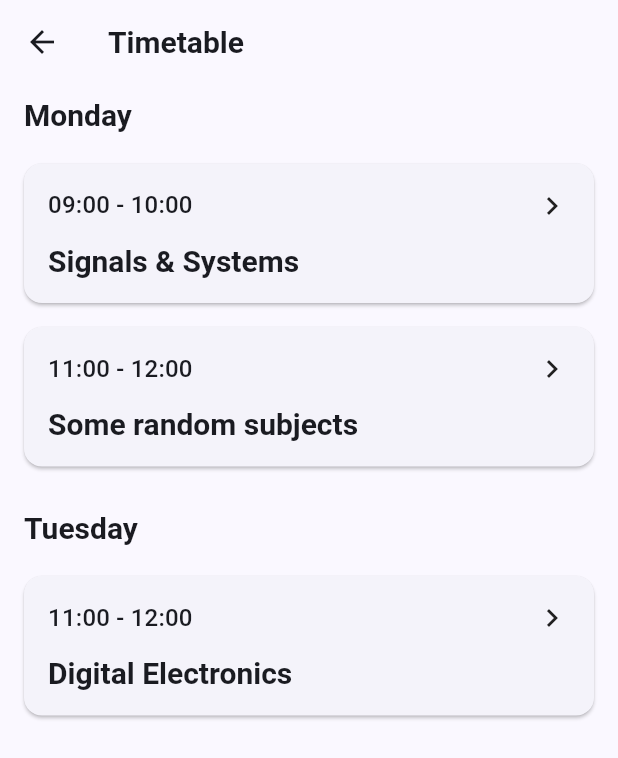
After one commit to Prajwal-747/Atlas, a Flutter app: the screen it shows after launch, after a tap on "Today's Classes", on a phone screen of 412 x 824 dp. The commit adds this screen. Shown: the top 758 px of the screen. Run offline on Flutter 3.47's test engine with Material 3 defaults, Android fonts, the phone set to English and light mode, and no system bars; our stand-ins replace go_router.

Commit message:
Implement timetable feature

```diff
--- /dev/null
+++ b/frontend/lib/core/widgets/app_page_scaffold.dart
@@ -0,0 +1,16 @@
+import 'package:flutter/material.dart';
+
+class AppPageScaffold extends StatelessWidget {
+  final String title;
+  final Widget child;
+
+  const AppPageScaffold({super.key, required this.title, required this.child});
+
+  @override
+  Widget build(BuildContext context) {
+    return Scaffold(
+      appBar: AppBar(title: Text(title)),
+      body: child,
+    );
+  }
+}
--- a/frontend/lib/features/dashboard/presentation/pages/dashboard_page.dart
+++ b/frontend/lib/features/dashboard/presentation/pages/dashboard_page.dart
@@ -4,6 +4,7 @@ import 'package:frontend/core/constants/app_spacing.dart';
 import 'package:frontend/features/dashboard/presentation/widgets/dashboard_header.dart';
 import 'package:frontend/features/dashboard/presentation/widgets/todays_classes_card.dart';
 import 'package:frontend/features/dashboard/presentation/widgets/attendance_summary_card.dart';
+import 'package:frontend/features/timetable/presentation/pages/timetable_page.dart';
 
 class DashboardPage extends StatelessWidget {
   const DashboardPage({super.key});
@@ -17,7 +18,14 @@ class DashboardPage extends StatelessWidget {
           const SizedBox(height: AppSpacing.lg),
           const AttendanceSummaryCard(),
           const SizedBox(height: AppSpacing.lg),
-          const TodaysClassesCard(),
+          TodaysClassesCard(
+            onTap: () {
+              Navigator.push(
+                context,
+                MaterialPageRoute(builder: (_) => const TimetablePage()),
+              );
+            },
+          ),
         ],
       ),
     );
--- a/frontend/lib/features/dashboard/presentation/widgets/todays_classes_card.dart
+++ b/frontend/lib/features/dashboard/presentation/widgets/todays_classes_card.dart
@@ -3,11 +3,15 @@ import 'package:frontend/core/constants/app_spacing.dart';
 import 'package:frontend/core/widgets/section_title.dart';
 
 class TodaysClassesCard extends StatelessWidget {
-  const TodaysClassesCard({super.key});
+  final VoidCallback? onTap;
+  const TodaysClassesCard({super.key, this.onTap});
 
   @override
   Widget build(BuildContext context) {
     return Card(
+      child: InkWell(
+        borderRadius: BorderRadius.circular(12),
+        onTap: onTap,
         child: Padding(
           padding: const EdgeInsets.all(AppSpacing.md),
           child: Column(
@@ -33,6 +37,7 @@ class TodaysClassesCard extends StatelessWidget {
             ],
           ),
         ),
+      ),
     );
   }
 }
--- a/frontend/lib/features/subjects/presentation/pages/subject_page.dart
+++ b/frontend/lib/features/subjects/presentation/pages/subject_page.dart
@@ -3,6 +3,7 @@ import 'package:frontend/features/subjects/domain/entities/subject.dart';
 import 'package:frontend/features/subjects/presentation/widgets/subject_action_tile.dart';
 import 'package:frontend/features/subjects/presentation/widgets/subject_action_list.dart';
 import 'package:frontend/features/subjects/presentation/widgets/subject_header.dart';
+import 'package:frontend/features/timetable/presentation/pages/timetable_page.dart';
 
 class SubjectPage extends StatelessWidget {
   final Subject subject;
--- /dev/null
+++ b/frontend/lib/features/timetable/data/datasources/mock_timetable_data.dart
@@ -0,0 +1,32 @@
+import '../../domain/entities/class_session.dart';
+import '../../domain/entities/day_of_week.dart';
+import '../../domain/entities/time_of_day_model.dart';
+
+final List<ClassSession> mockSessions = [
+  ClassSession(
+    id: '1',
+    subjectId: '1',
+    subjectName: 'Signals & Systems',
+    dayOfWeek: DayOfWeek.monday,
+    startTime: const TimeOfDayModel(hour: 9, minute: 0),
+    endTime: const TimeOfDayModel(hour: 10, minute: 0),
+  ),
+
+  ClassSession(
+    id: '2',
+    subjectId: '2',
+    subjectName: 'Digital Electronics',
+    dayOfWeek: DayOfWeek.tuesday,
+    startTime: const TimeOfDayModel(hour: 11, minute: 0),
+    endTime: const TimeOfDayModel(hour: 12, minute: 0),
+  ),
+
+  ClassSession(
+    id: '3',
+    subjectId: '3',
+    subjectName: 'Some random subjects',
+    dayOfWeek: DayOfWeek.monday,
+    startTime: const TimeOfDayModel(hour: 11, minute: 0),
+    endTime: const TimeOfDayModel(hour: 12, minute: 0),
+  ),
+];
--- /dev/null
+++ b/frontend/lib/features/timetable/data/repositories/mock_timetable_repository.dart
@@ -0,0 +1,36 @@
+import 'package:frontend/features/timetable/data/datasources/mock_timetable_data.dart';
+import 'package:frontend/features/timetable/domain/entities/class_session.dart';
+import 'package:frontend/features/timetable/domain/entities/day_of_week.dart';
+import 'package:frontend/features/timetable/domain/repositories/timetable_repository.dart';
+
+class MockTimetableRepository implements TimetableRepository {
+  @override
+  Future<List<ClassSession>> getAllSessions() async {
+    return mockSessions;
+  }
+
+  @override
+  Future<List<ClassSession>> getSessionsForDay(DayOfWeek day) async {
+    return mockSessions.where((session) => session.dayOfWeek == day).toList();
+  }
+
+  @override
+  Future<void> addSession(ClassSession session) async {
+    mockSessions.add(session);
+  }
+
+  @override
+  Future<void> updateSession(ClassSession session) async {
+    final index = mockSessions.indexWhere(
+      (existingSession) => existingSession.id == session.id,
+    );
+    if (index != -1) {
+      mockSessions[index] = session;
+    }
+  }
+
+  @override
+  Future<void> deleteSession(String id) async {
+    mockSessions.removeWhere((session) => session.id == id);
+  }
+}
--- /dev/null
+++ b/frontend/lib/features/timetable/domain/entities/class_session.dart
@@ -0,0 +1,22 @@
+import 'day_of_week.dart';
+import 'time_of_day_model.dart';
+
+class ClassSession {
+  final String id;
+  final String subjectId;
+  final String subjectName;
+
+  final DayOfWeek dayOfWeek;
+
+  final TimeOfDayModel startTime;
+  final TimeOfDayModel endTime;
+
+  const ClassSession({
+    required this.id,
+    required this.subjectId,
+    required this.subjectName,
+    required this.dayOfWeek,
+    required this.startTime,
+    required this.endTime,
+  });
+}
--- /dev/null
+++ b/frontend/lib/features/timetable/domain/entities/day_of_week.dart
@@ -0,0 +1,9 @@
+enum DayOfWeek {
+  monday,
+  tuesday,
+  wednesday,
+  thursday,
+  friday,
+  saturday,
+  sunday,
+}
--- /dev/null
+++ b/frontend/lib/features/timetable/domain/entities/time_of_day_model.dart
@@ -0,0 +1,17 @@
+class TimeOfDayModel {
+  final int hour;
+  final int minute;
+
+  const TimeOfDayModel({required this.hour, required this.minute})
+    : assert(hour >= 0 && hour < 24),
+      assert(minute >= 0 && hour < 60);
+
+  String format24Hour() {
+    final h = hour.toString().padLeft(2, '0');
+    final m = minute.toString().padLeft(2, '0');
+    return '$h:$m';
+  }
+
+  @override
+  String toString() => format24Hour();
+}
--- /dev/null
+++ b/frontend/lib/features/timetable/domain/repositories/timetable_repository.dart
@@ -0,0 +1,10 @@
+import '../entities/class_session.dart';
+import '../entities/day_of_week.dart';
+
+abstract class TimetableRepository {
+  Future<List<ClassSession>> getAllSessions();
+  Future<List<ClassSession>> getSessionsForDay(DayOfWeek day);
+  Future<void> addSession(ClassSession session);
+  Future<void> updateSession(ClassSession session);
+  Future<void> deleteSession(String id);
+}
--- /dev/null
+++ b/frontend/lib/features/timetable/presentation/pages/timetable_page.dart
@@ -0,0 +1,101 @@
+import 'package:flutter/material.dart';
+import 'package:frontend/core/widgets/app_page_scaffold.dart';
+import 'package:frontend/features/timetable/data/repositories/mock_timetable_repository.dart';
+import 'package:frontend/features/timetable/domain/entities/class_session.dart';
+import 'package:frontend/features/timetable/presentation/widgets/session_tile.dart';
+import 'package:frontend/core/widgets/section_title.dart';
+
+class TimetablePage extends StatefulWidget {
+  const TimetablePage({super.key});
+
+  @override
+  State<TimetablePage> createState() => _TimetablePageState();
+}
+
+class _TimetablePageState extends State<TimetablePage> {
+  final MockTimetableRepository timetableRepository = MockTimetableRepository();
+
+  late Future<List<ClassSession>> sessions;
+
+  Map<String, List<ClassSession>> groupSessionsByDay(
+    List<ClassSession> sessions,
+  ) {
+    final grouped = <String, List<ClassSession>>{};
+
+    for (final session in sessions) {
+      final day = session.dayOfWeek.name;
+      grouped.putIfAbsent(day, () => []);
+      grouped[day]!.add(session);
+    }
+
+    return grouped;
+  }
+
+  @override
+  void initState() {
+    super.initState();
+    sessions = timetableRepository.getAllSessions();
+  }
+
+  static const dayOrder = [
+    'monday',
+    'tuesday',
+    'wednesday',
+    'thursday',
+    'friday',
+    'saturday',
+    'sunday',
+  ];
+
+  @override
+  Widget build(BuildContext context) {
+    return AppPageScaffold(
+      title: 'Timetable',
+      child: FutureBuilder<List<ClassSession>>(
+        future: sessions,
+        builder: (context, snapshot) {
+          if (snapshot.connectionState == ConnectionState.waiting) {
+            return const Center(child: CircularProgressIndicator());
+          }
+          if (snapshot.hasError) {
+            return Center(child: Text("Error: ${snapshot.error}"));
+          }
+          if (!snapshot.hasData || snapshot.data!.isEmpty) {
+            return const Center(child: Text("No sessions found"));
+          }
+          final sessionList = snapshot.data!;
+          final groupedSessions = groupSessionsByDay(sessionList);
+          final orderedDays = groupedSessions.entries.toList()
+            ..sort(
+              (a, b) =>
+                  dayOrder.indexOf(a.key).compareTo(dayOrder.indexOf(b.key)),
+            );
+          return ListView(
+            children: orderedDays.map((entry) {
+              return Column(
+                crossAxisAlignment: CrossAxisAlignment.start,
+                children: [
+                  Padding(
+                    padding: const EdgeInsets.symmetric(
+                      horizontal: 16,
+                      vertical: 8,
+                    ),
+                    child: SectionTitle(
+                      title:
+                          entry.key[0].toUpperCase() + entry.key.substring(1),
+                    ),
+                  ),
+                  const SizedBox(height: 4),
+                  ...entry.value.map(
+                    (session) => SessionTile(session: session),
+                  ),
+                  const SizedBox(height: 12),
+                ],
+              );
+            }).toList(),
+          );
+        },
+      ),
+    );
+  }
+}
--- /dev/null
+++ b/frontend/lib/features/timetable/presentation/widgets/session_tile.dart
@@ -0,0 +1,49 @@
+import 'package:flutter/material.dart';
+import '../../domain/entities/class_session.dart';
+
+class SessionTile extends StatelessWidget {
+  final ClassSession session;
+  final VoidCallback? onTap;
+
+  const SessionTile({super.key, required this.session, this.onTap});
+
+  String capitalize(String text) {
+    if (text.isEmpty) return text;
+    return text[0].toUpperCase() + text.substring(1);
+  }
+
+  @override
+  Widget build(BuildContext context) {
+    return Card(
+      margin: const EdgeInsets.symmetric(horizontal: 16, vertical: 8),
+      child: InkWell(
+        borderRadius: BorderRadius.circular(12),
+        onTap: onTap,
+        child: Padding(
+          padding: const EdgeInsets.all(16),
+          child: Column(
+            crossAxisAlignment: CrossAxisAlignment.start,
+            children: [
+              Row(
+                children: [
+                  Text(
+                    '${session.startTime.format24Hour()} - ${session.endTime.format24Hour()}',
+                    style: Theme.of(context).textTheme.titleMedium,
+                  ),
+                  const Spacer(),
+                  const Icon(Icons.chevron_right),
+                ],
+              ),
+
+              const SizedBox(height: 12),
+              Text(
+                session.subjectName,
+                style: Theme.of(context).textTheme.titleLarge,
+              ),
+            ],
+          ),
+        ),
+      ),
+    );
+  }
+}
```
Lines whose indentation alone changed are shown as unchanged.
